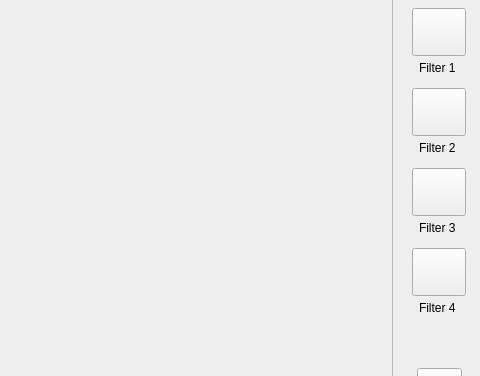
First picture: the form in ImageEditorFrontend/Views/MainWindow.ui, repository xbognar/ImageEditorFrontend, before the edit; both pictures show x 718 to 1198 and y 98 to 474 of the 1198 by 688 pixel window.
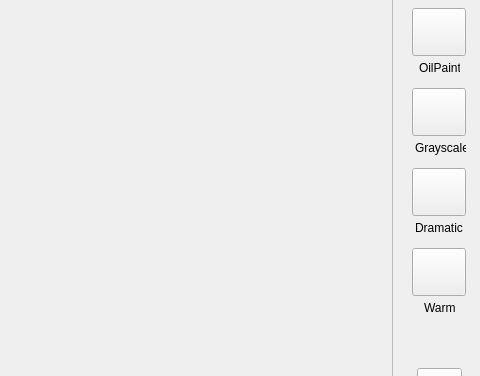
Second picture: the form after the edit.

Commit message: Adding images for filters

The edit to the form file:
```diff
--- a/ImageEditorFrontend/Views/MainWindow.ui
+++ b/ImageEditorFrontend/Views/MainWindow.ui
@@ -141,20 +141,20 @@
      </rect>
     </property>
     <property name="text">
-     <string>Filter 1</string>
+     <string>OilPaint</string>
     </property>
    </widget>
    <widget class="QLabel" name="filter2Label">
     <property name="geometry">
      <rect>
-      <x>1137</x>
+      <x>1133</x>
       <y>202</y>
-      <width>41</width>
+      <width>51</width>
       <height>16</height>
      </rect>
     </property>
     <property name="text">
-     <string>Filter 2</string>
+     <string>Grayscale</string>
     </property>
    </widget>
    <widget class="QPushButton" name="filter2Button">
@@ -173,14 +173,14 @@
    <widget class="QLabel" name="filter3Label">
     <property name="geometry">
      <rect>
-      <x>1137</x>
+      <x>1133</x>
       <y>282</y>
-      <width>41</width>
+      <width>51</width>
       <height>16</height>
      </rect>
     </property>
     <property name="text">
-     <string>Filter 3</string>
+     <string>Dramatic</string>
     </property>
    </widget>
    <widget class="QPushButton" name="filter3Button">
@@ -199,14 +199,14 @@
    <widget class="QLabel" name="filter4Label">
     <property name="geometry">
      <rect>
-      <x>1137</x>
+      <x>1142</x>
       <y>362</y>
       <width>41</width>
       <height>16</height>
      </rect>
     </property>
     <property name="text">
-     <string>Filter 4</string>
+     <string>Warm</string>
     </property>
    </widget>
    <widget class="QPushButton" name="filter4Button">
```
The commit also changes 9 other files.
